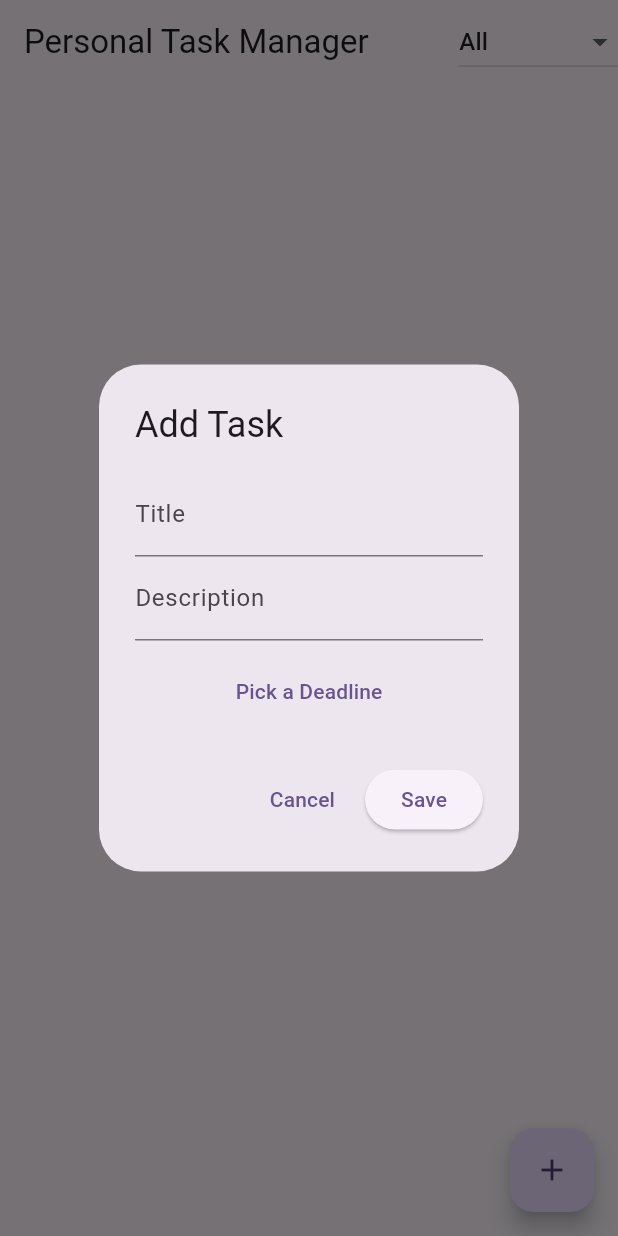
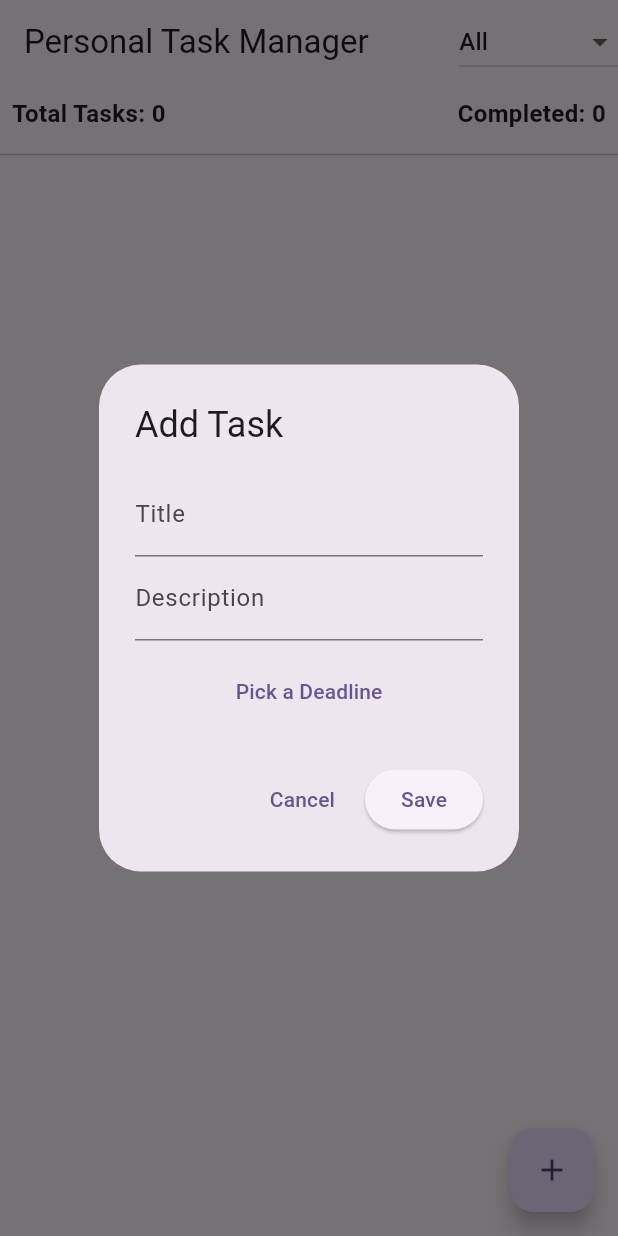
Before and after one commit to AnyaChann/personal_task_manager, a Flutter app: the screen it shows after launch, after a tap on the "add" icon, on a phone screen of 412 x 824 dp. Run offline on Flutter 3.47's test engine with Material 3 defaults, Android fonts, the phone set to English and light mode, and no system bars; our stand-ins replace shared_preferences.

Commit message:
Thống kê tổng số công việc / số đã hoàn thành

```diff
--- a/lib/screens/task_manager.dart
+++ b/lib/screens/task_manager.dart
@@ -94,24 +94,15 @@ class _TaskManagerState extends State<TaskManager> {
     return filteredTasks;
   }
 
-  Color _getTaskColor(Task task) {
-    final now = DateTime.now();
-    final difference = task.deadline.difference(now).inHours;
-
-    if (task.isCompleted) {
-      return Colors.green; // Công việc đã hoàn thành
-    } else if (difference <= 24) {
-      return Colors.red; // Công việc sắp hết hạn (trong vòng 24 giờ)
-    } else if (difference <= 72) {
-      return Colors.orange; // Công việc sắp đến hạn (trong vòng 3 ngày)
-    } else {
-      return Colors.blue; // Công việc còn nhiều thời gian
-    }
+  int _getCompletedTaskCount() {
+    return _tasks.where((task) => task.isCompleted).length;
   }
 
   @override
   Widget build(BuildContext context) {
     final filteredTasks = _getFilteredTasks();
+    final totalTasks = _tasks.length;
+    final completedTasks = _getCompletedTaskCount();
 
     return Scaffold(
       appBar: AppBar(
@@ -134,7 +125,29 @@ class _TaskManagerState extends State<TaskManager> {
           ),
         ],
       ),
-      body: ListView.builder(
+      body: Column(
+        children: [
+          // Thống kê tổng số công việc và số đã hoàn thành
+          Padding(
+            padding: const EdgeInsets.all(8.0),
+            child: Row(
+              mainAxisAlignment: MainAxisAlignment.spaceBetween,
+              children: [
+                Text(
+                  'Total Tasks: $totalTasks',
+                  style: const TextStyle(fontSize: 16, fontWeight: FontWeight.bold),
+                ),
+                Text(
+                  'Completed: $completedTasks',
+                  style: const TextStyle(fontSize: 16, fontWeight: FontWeight.bold),
+                ),
+              ],
+            ),
+          ),
+          const Divider(),
+          // Danh sách công việc
+          Expanded(
+            child: ListView.builder(
               itemCount: filteredTasks.length,
               itemBuilder: (context, index) {
                 final task = filteredTasks[index];
@@ -188,6 +201,9 @@ class _TaskManagerState extends State<TaskManager> {
                 );
               },
             ),
+          ),
+        ],
+      ),
       floatingActionButton: FloatingActionButton(
         onPressed: _showAddTaskDialog,
         tooltip: 'Add Task',
@@ -195,4 +211,19 @@ class _TaskManagerState extends State<TaskManager> {
       ),
     );
   }
+
+  Color _getTaskColor(Task task) {
+    final now = DateTime.now();
+    final difference = task.deadline.difference(now).inHours;
+
+    if (task.isCompleted) {
+      return Colors.green; // Công việc đã hoàn thành
+    } else if (difference <= 24) {
+      return Colors.red; // Công việc sắp hết hạn (trong vòng 24 giờ)
+    } else if (difference <= 72) {
+      return Colors.orange; // Công việc sắp đến hạn (trong vòng 3 ngày)
+    } else {
+      return Colors.blue; // Công việc còn nhiều thời gian
     }
+  }
+}
```
Lines whose indentation alone changed are shown as unchanged.
